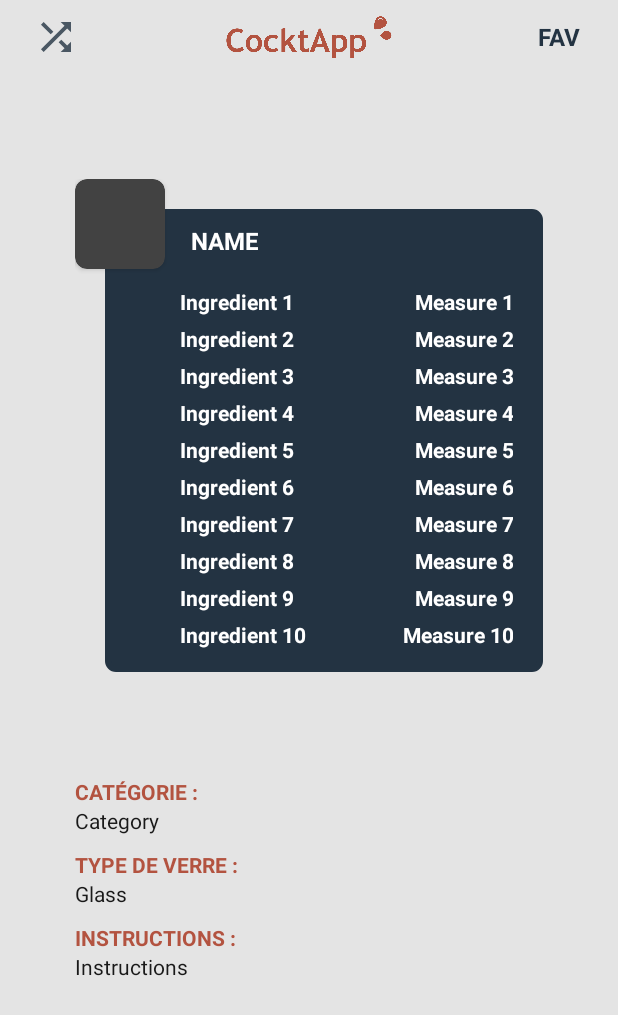
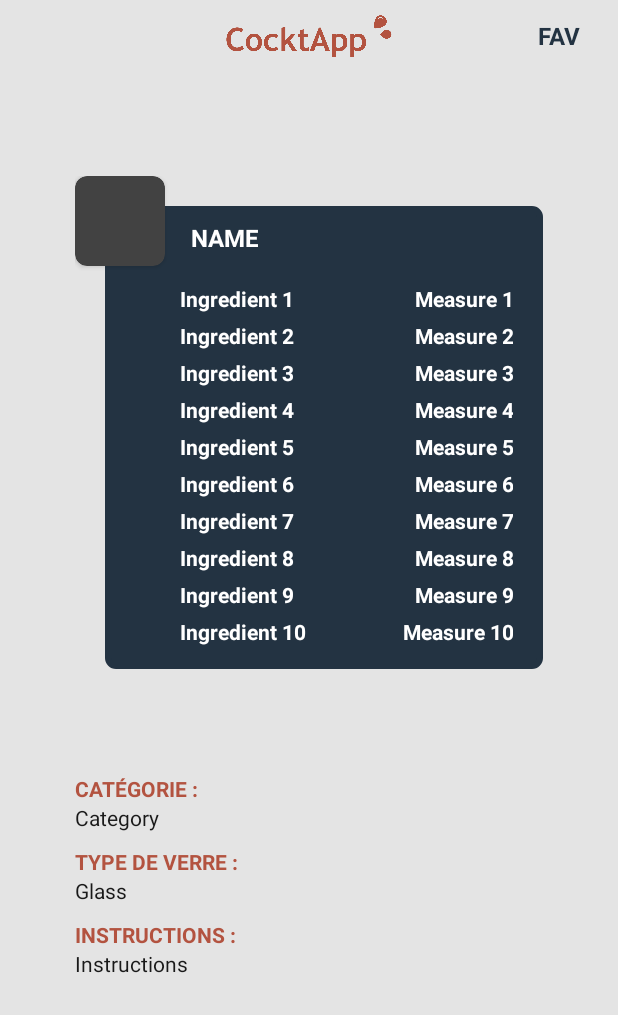
Before and after one commit to JeremsB/Cocktapp, an Android app: the screen it shows after launch (DetailActivity), after a tap on an icon or button, on a phone screen of 412 x 824 dp. Shown: the top 1015 px of the screen. Run offline under Robolectric (Android 15) with nearby library versions, the phone set to English and light mode, and no system bars; our stand-ins replace Picasso; pictures from the network do not load; 1 statement that could not run was skipped.

Commit message:
random cocktail ok

```diff
--- a/app/src/main/java/com/mds/cocktapp/activity/DetailActivity.java
+++ b/app/src/main/java/com/mds/cocktapp/activity/DetailActivity.java
@@ -6,6 +6,8 @@ import android.content.Intent;
 import android.os.Bundle;
 import android.util.Log;
 import android.view.View;
+import android.widget.Button;
+import android.widget.ImageButton;
 import android.widget.ImageView;
 import android.widget.LinearLayout;
 import android.widget.TextView;
@@ -53,6 +55,7 @@ public class DetailActivity extends AppCompatActivity {
     TextView tv_cocktail_measure8;
     TextView tv_cocktail_measure9;
     TextView tv_cocktail_measure10;
+    ImageButton btn_random;
 
     @Override
     protected void onCreate(Bundle savedInstanceState) {
@@ -105,6 +108,9 @@ public class DetailActivity extends AppCompatActivity {
                 Log.d(TAG, t.getMessage());
             }
         });
+
+        btn_random = findViewById(R.id.btn_random);
+        btn_random.setVisibility(View.GONE);
 
     }
 
--- a/app/src/main/java/com/mds/cocktapp/activity/MainActivity.java
+++ b/app/src/main/java/com/mds/cocktapp/activity/MainActivity.java
@@ -186,6 +186,8 @@ public class MainActivity extends AppCompatActivity {
                 Log.d(TAG, response.body().toString() + "");
                 cocktails.clear();
                 cocktails.addAll(response.body().getCocktails());
+                Log.d(TAG, cocktails.toString() + "");
+                Log.d(TAG, cocktails.get(0).getId() + "");
             }
 
             @Override
@@ -197,7 +199,9 @@ public class MainActivity extends AppCompatActivity {
 
         //Récupérer l'id
         //String idCocktail=cocktails.getId();
-        String idCocktail = "12772";
+        Log.d(TAG, cocktails + "TEST");
+        //String idCocktail = "12772";
+        String idCocktail = cocktails.get(0).getId();
         Intent intent = new Intent(MainActivity.this, DetailActivity.class);
         intent.putExtra("id", idCocktail);
         startActivity(intent);
```
